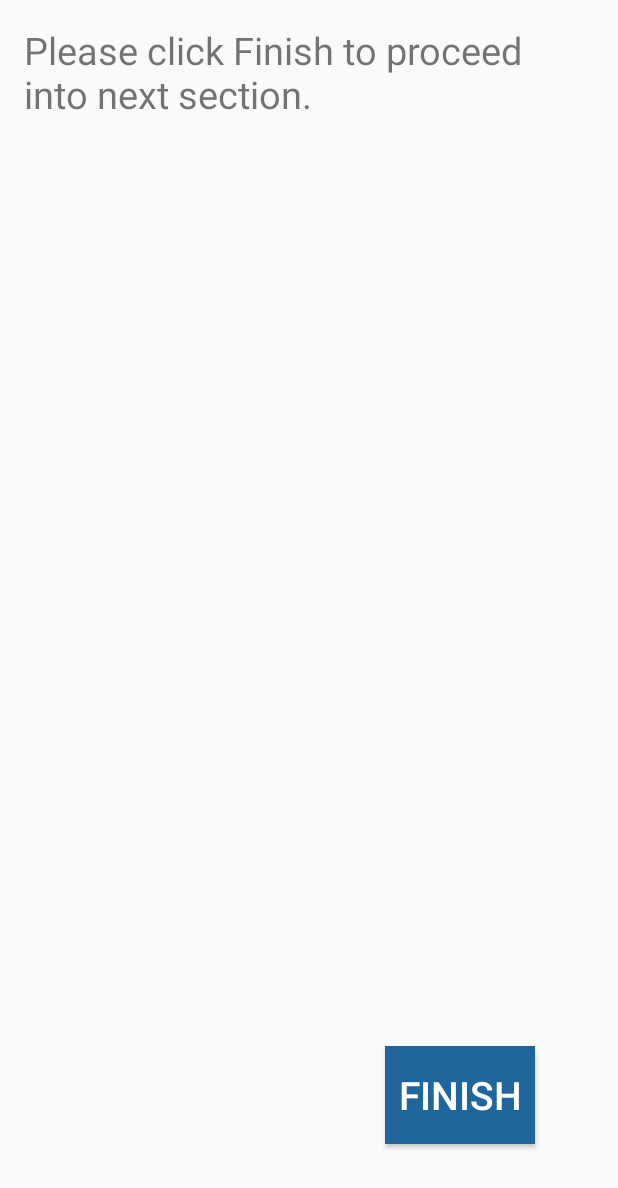
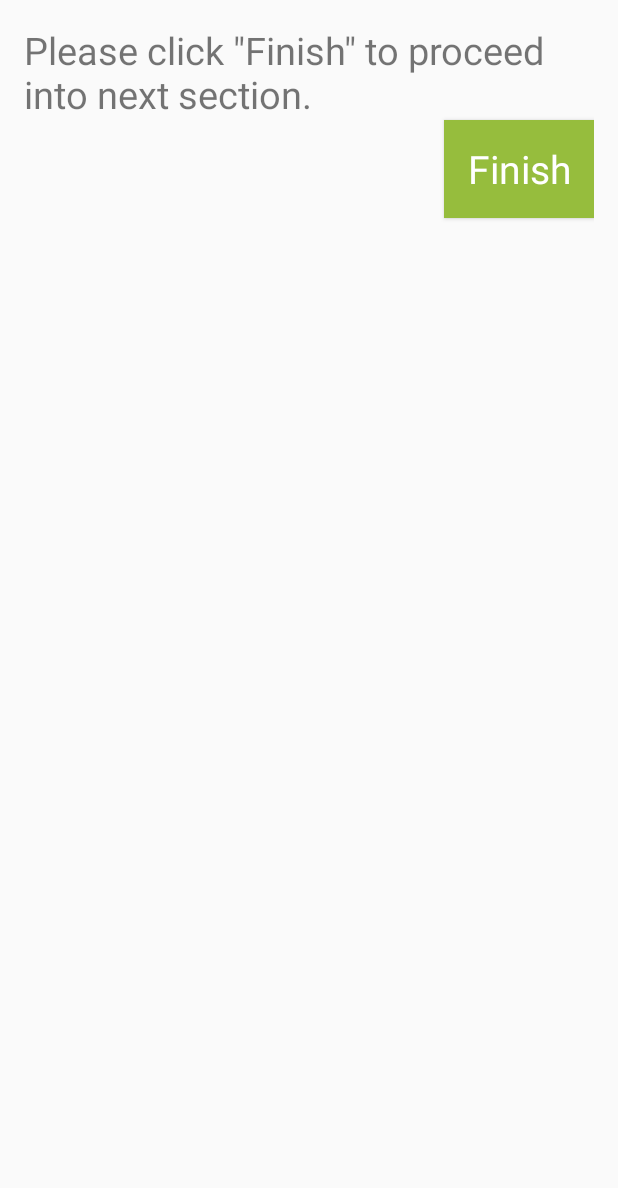
Before and after one commit to igweckay/Cognitive-Measures, an Android app: the FinishActivity screen opened directly, with no data from a screen before it, on a phone screen of 412 x 824 dp. Shown: the top 1188 px of the screen. Run offline under Robolectric (Android 15) with nearby library versions, the phone set to English and light mode, and no system bars.

Commit message:
Update style to match Project talent

```diff
--- a/app/src/main/java/edu/usc/projecttalent/cognitive/MainActivity.java
+++ b/app/src/main/java/edu/usc/projecttalent/cognitive/MainActivity.java
@@ -29,7 +29,7 @@ public class MainActivity extends AppCompatActivity {
         Button button = (Button) findViewById(R.id.next);
         button.setOnClickListener(new View.OnClickListener() {
             public void onClick(View v) {
-                Intent intent = new Intent(mContext, SP31_Activity.class);
+                Intent intent = new Intent(mContext, VocabIntro.class);
                 startActivityForResult(intent, 1);
             }
         });
--- a/app/src/main/res/layout/activity_finish.xml
+++ b/app/src/main/res/layout/activity_finish.xml
@@ -1,5 +1,5 @@
 <?xml version="1.0" encoding="utf-8"?>
-<RelativeLayout xmlns:android="http://schemas.android.com/apk/res/android"
+<LinearLayout xmlns:android="http://schemas.android.com/apk/res/android"
     xmlns:tools="http://schemas.android.com/tools"
     android:id="@+id/activity_main"
     android:layout_width="match_parent"
@@ -8,28 +8,18 @@
     android:paddingLeft="@dimen/activity_horizontal_margin"
     android:paddingRight="@dimen/activity_horizontal_margin"
     android:paddingTop="@dimen/activity_vertical_margin"
+    android:orientation="vertical"
     tools:context="edu.usc.projecttalent.cognitive.MainActivity">
     <TextView
         android:id="@+id/question"
-        android:layout_width="fill_parent"
+        android:layout_width="match_parent"
         android:layout_height="wrap_content"
-
-        android:layout_alignParentTop="true"
         android:textSize="25sp"
         android:text="@string/finish_message"/>
 
     <Button
         android:id="@+id/finish"
-        android:layout_width="100dp"
-        android:layout_height="65dp"
-        android:layout_alignParentBottom="true"
-        android:layout_alignParentRight="true"
-        android:layout_marginBottom="45dp"
-        android:layout_marginRight="39dp"
-        android:background="#1E669B"
-        android:radius="10dp"
-        android:text="Finish"
-        android:textColor="#FFFFFF"
-        android:textSize="26sp" />
+        style = "@style/next"
+        android:text="Finish" />
 
-</RelativeLayout>
+</LinearLayout>
--- a/app/src/main/res/layout/activity_sp31_.xml
+++ b/app/src/main/res/layout/activity_sp31_.xml
@@ -37,6 +37,8 @@
                 android:layout_width="150dp"
                 android:layout_height="150dp"
                 android:layout_marginRight="40dp"
+                android:padding="2dp"
+                android:background="@color/green"
                 app:imageUrl="@{item.options.getResourceId(0,0)}" />
 
             <ImageView
--- a/app/src/main/res/values/colors.xml
+++ b/app/src/main/res/values/colors.xml
@@ -1,8 +1,9 @@
 <?xml version="1.0" encoding="utf-8"?>
 <resources>
-    <color name="colorPrimary">#3F51B5</color>
-    <color name="colorPrimaryDark">#303F9F</color>
-    <color name="colorAccent">#FF4081</color>
+    <color name="colorPrimary">#96BD3D</color>
+    <color name="colorPrimaryDark">#314517</color>
+    <color name="colorAccent">#427437</color>
     <drawable name="black">#000000</drawable>
     <color name="black">#000000</color>
+    <color name="green">#96BD3D</color>
 </resources>
--- a/app/src/main/res/values/strings.xml
+++ b/app/src/main/res/values/strings.xml
@@ -10,7 +10,7 @@
         \t&#8226; If a task includes multiple-choice questions, select only one answer.\n
         \t&#8226; There is only one right answer for each question.\n\n
         Press the NEXT button to begin the first task.</string>
-    <string name="finish_message">Please click "Finish" to proceed into next section.</string>
+    <string name="finish_message">Please click \"Finish\" to proceed into next section.</string>
 
     <string name="begin">Begin</string>
     <string name="button_str_back">Back</string>
--- a/app/src/main/res/values/styles.xml
+++ b/app/src/main/res/values/styles.xml
@@ -27,8 +27,8 @@
     <style name="next" parent="AppTheme">
         <item name="android:layout_width">100dp</item>
         <item name="android:layout_height">65dp</item>
-        <item name="android:layout_gravity">end</item>
-        <item name="android:background">#1E669B</item>
+        <item name="android:layout_gravity">bottom|end</item>
+        <item name="android:background">@color/green</item>
         <item name="android:radius">0dp</item>
         <item name="android:text">@string/next</item>
         <item name="android:textColor">#FFFFFF</item>
```
